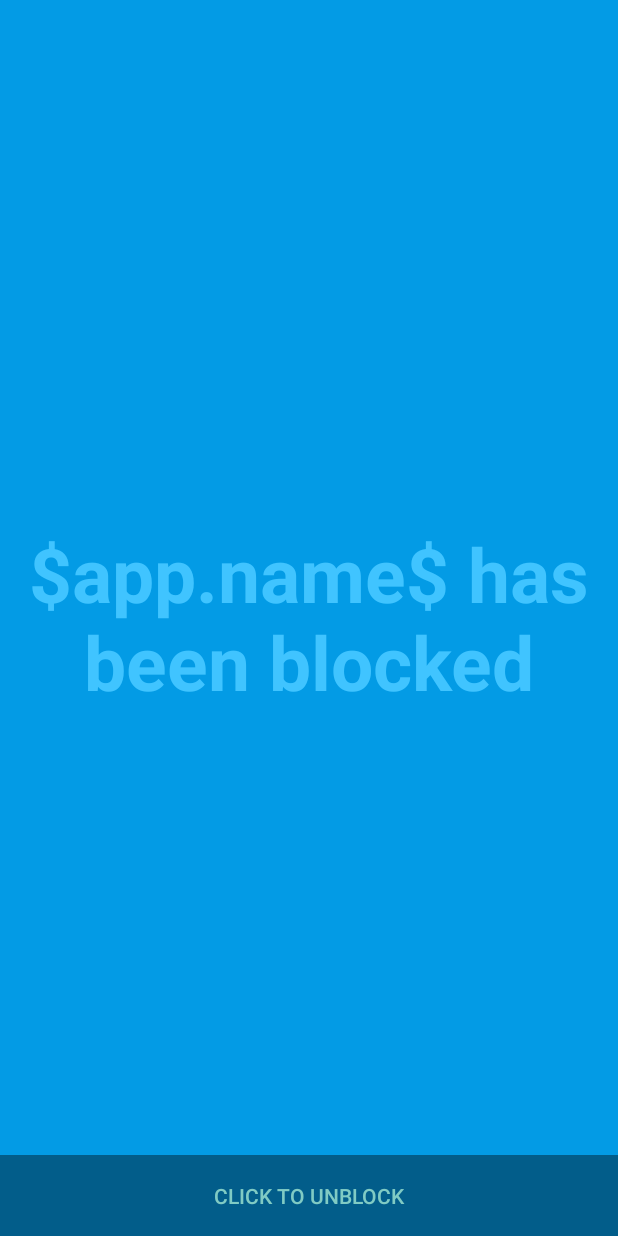
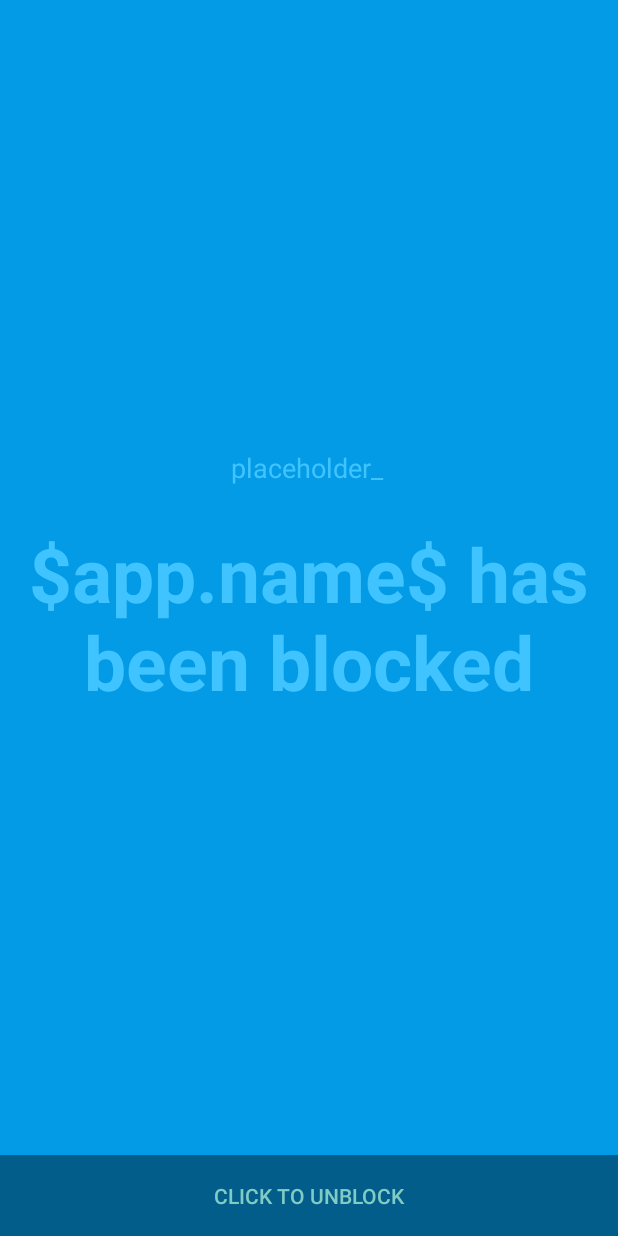
Before and after one commit to Jai0212/Focus-Flow, an Android app built with Jetpack Compose: the layout activity_blocked_app_page.xml on its own in the app's theme, with its tools: preview values and no code run, on a phone screen of 412 x 824 dp. Run offline under Robolectric (Android 15) with nearby library versions, the phone set to English and light mode, and no system bars.

Commit message:
feat(BlockedAppPage): display random prompts

```diff
--- a/app/src/main/res/layout/activity_blocked_app_page.xml
+++ b/app/src/main/res/layout/activity_blocked_app_page.xml
@@ -45,6 +45,17 @@
                 android:text="@string/blocked_app_page_unblock_button" />
 
         </LinearLayout>
+
+        <TextView
+            android:id="@+id/promptTextView"
+            android:layout_width="103dp"
+            android:layout_height="25dp"
+            android:layout_gravity="center"
+            android:layout_marginBottom="100dp"
+            android:text="placeholder_prompts_will_be_overriden"
+            android:textColor="?attr/fullscreenTextColor"
+            android:textSize="18sp" />
+
     </FrameLayout>
 
 </FrameLayout>
```
Also changed, not shown: app/src/main/java/com/example/focusflow/BlockedAppPage.kt (+12 -0 lines), app/src/main/java/com/example/focusflow/DatabaseManager.kt (+14 -0 lines).
